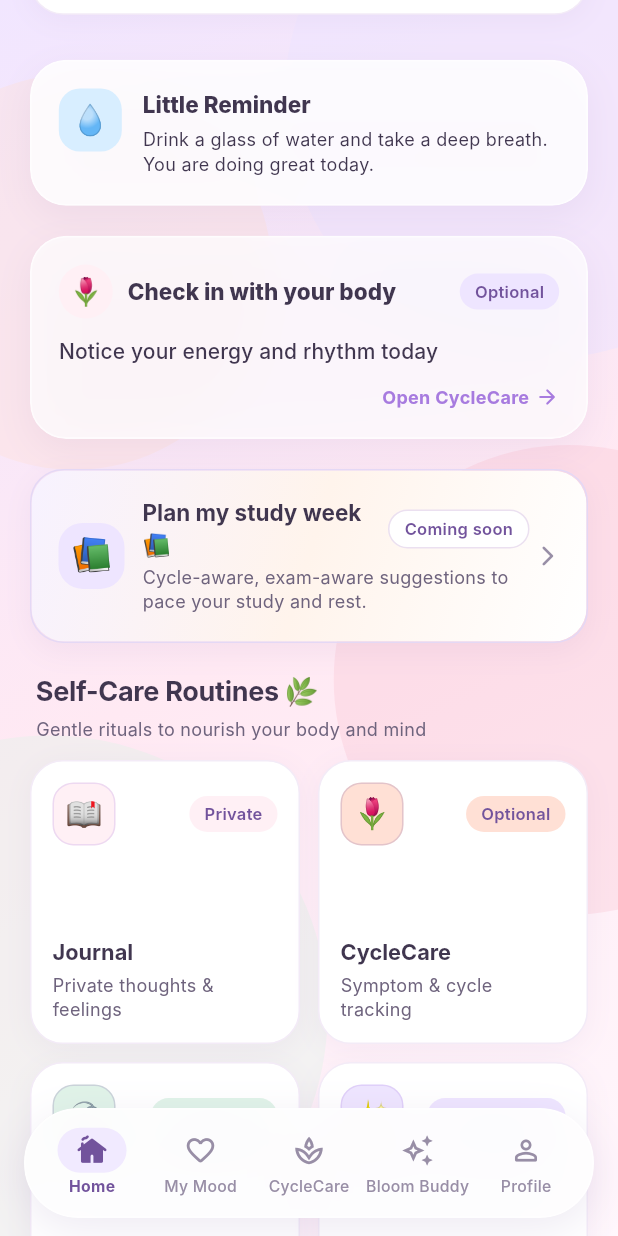
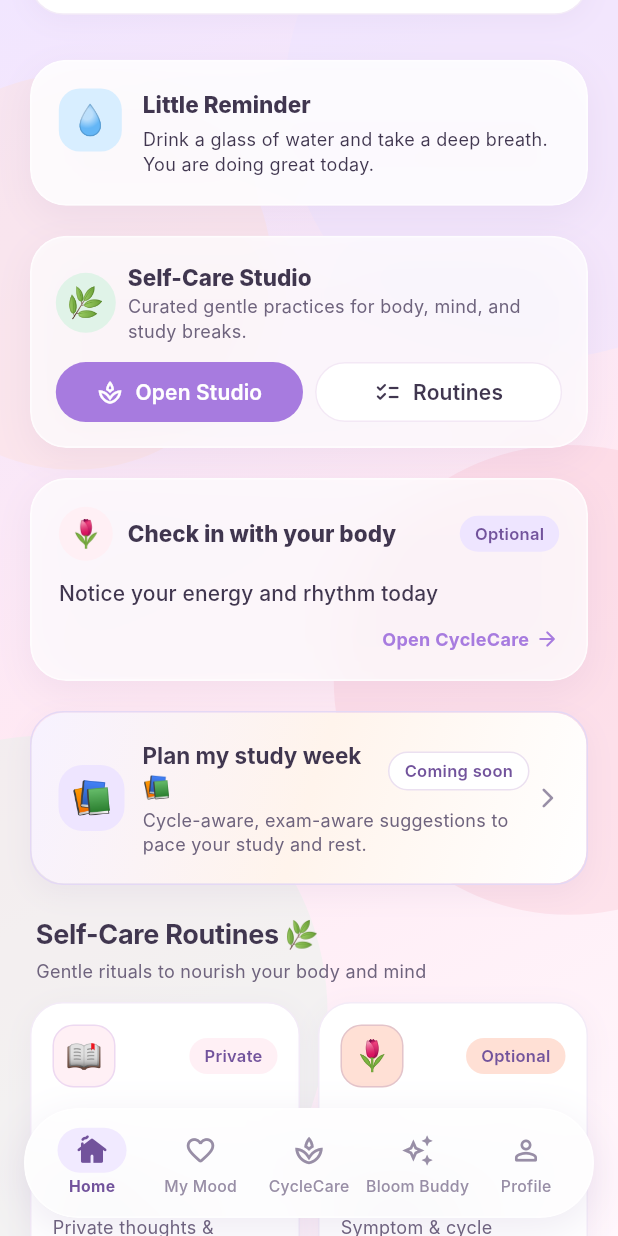
Before and after one commit to radhika817/BloomWell, a Flutter app: the screen it shows after launch, scrolled down 1152 dp, on a phone screen of 412 x 824 dp. Run offline on Flutter 3.47's test engine with Material 3 defaults, Android fonts, the phone set to English and light mode, and no system bars; our stand-ins replace dio, flutter_riverpod, flutter_secure_storage, go_router, local_auth; Roboto replaces fonts that are missing (Inter, Nunito).

Commit message:
feat(mobile): integrate home screen studio banner and navigation routes

```diff
--- a/mobile/lib/app/router.dart
+++ b/mobile/lib/app/router.dart
@@ -3,13 +3,18 @@ import 'package:go_router/go_router.dart';
 import '../core/widgets/bloom_nav_bar.dart';
 import '../features/bloom_buddy/presentation/bloom_buddy_placeholder_screen.dart';
 import '../features/breathe/presentation/breathing_screen.dart';
-import '../features/comfort/presentation/comfort_placeholder_screen.dart';
+import '../features/comfort/presentation/comfort_screen.dart';
 import '../features/cycle_care/presentation/cycle_care_screen.dart';
+import '../features/exams/presentation/exams_screen.dart';
 import '../features/home/presentation/home_screen.dart';
 import '../features/journal/presentation/journal_placeholder_screen.dart';
 import '../features/mood/presentation/mood_screen.dart';
 import '../features/profile/presentation/profile_placeholder_screen.dart';
 import '../features/resources/presentation/help_placeholder_screen.dart';
+import '../features/routines/presentation/routines_screen.dart';
+import '../features/self_care/presentation/screens/activity_detail_screen.dart';
+import '../features/self_care/presentation/screens/activity_history_screen.dart';
+import '../features/self_care/presentation/screens/self_care_studio_screen.dart';
 import '../features/study_planner/presentation/study_planner_placeholder_screen.dart';
 import '../features/auth/presentation/login_screen.dart';
 import '../features/auth/presentation/register_screen.dart';
@@ -181,7 +186,37 @@ final GoRouter appRouter = GoRouter(
       path: '/comfort',
       parentNavigatorKey: _rootNavigatorKey,
       builder: (BuildContext context, GoRouterState state) =>
-          ComfortPlaceholderScreen(onReturnHome: () => context.pop()),
+          const ComfortScreen(),
+    ),
+    GoRoute(
+      path: '/self-care',
+      parentNavigatorKey: _rootNavigatorKey,
+      builder: (BuildContext context, GoRouterState state) =>
+          const SelfCareStudioScreen(),
+    ),
+    GoRoute(
+      path: '/self-care/activity/:id',
+      parentNavigatorKey: _rootNavigatorKey,
+      builder: (BuildContext context, GoRouterState state) =>
+          ActivityDetailScreen(activityId: state.pathParameters['id']!),
+    ),
+    GoRoute(
+      path: '/self-care/history',
+      parentNavigatorKey: _rootNavigatorKey,
+      builder: (BuildContext context, GoRouterState state) =>
+          const ActivityHistoryScreen(),
+    ),
+    GoRoute(
+      path: '/self-care/routines',
+      parentNavigatorKey: _rootNavigatorKey,
+      builder: (BuildContext context, GoRouterState state) =>
+          const RoutinesScreen(),
+    ),
+    GoRoute(
+      path: '/exams',
+      parentNavigatorKey: _rootNavigatorKey,
+      builder: (BuildContext context, GoRouterState state) =>
+          const ExamsScreen(),
     ),
     GoRoute(
       path: '/study-planner',
--- a/mobile/lib/features/home/presentation/home_screen.dart
+++ b/mobile/lib/features/home/presentation/home_screen.dart
@@ -267,6 +267,10 @@ class _HomeScreenState extends ConsumerState<HomeScreen> {
 
                     // Little Calming Reminder Card
                     _buildReminderCard(l10n),
+                    const SizedBox(height: AppSpacing.xl),
+
+                    // Self-Care Studio & Routines Banner
+                    _buildSelfCareStudioBanner(context, l10n),
                     const SizedBox(height: AppSpacing.xl),
 
                     // CycleCare Educational Preview Card (Strictly non-diagnostic)
@@ -765,4 +769,78 @@ class _HomeScreenState extends ConsumerState<HomeScreen> {
       ),
     );
   }
+
+  Widget _buildSelfCareStudioBanner(
+    BuildContext context,
+    AppLocalizations? l10n,
+  ) {
+    return GlassCard(
+      key: const Key('home_self_care_studio_banner'),
+      padding: const EdgeInsets.all(AppSpacing.lg),
+      child: Column(
+        crossAxisAlignment: CrossAxisAlignment.start,
+        children: [
+          Row(
+            children: [
+              Container(
+                width: 40,
+                height: 40,
+                decoration: const BoxDecoration(
+                  color: AppColors.mint,
+                  shape: BoxShape.circle,
+                ),
+                alignment: Alignment.center,
+                child: const Text('🌿', style: TextStyle(fontSize: 20)),
+              ),
+              const SizedBox(width: AppSpacing.sm),
+              Expanded(
+                child: Column(
+                  crossAxisAlignment: CrossAxisAlignment.start,
+                  children: [
+                    Text(
+                      l10n?.selfCareStudioTitle ?? 'Self-Care Studio',
+                      style: AppTypography.titleSmall.copyWith(
+                        fontWeight: FontWeight.w800,
+                      ),
+                    ),
+                    Text(
+                      l10n?.selfCareStudioSubtitle ??
+                          'Gentle exercises, soothing audios, and comforting rituals.',
+                      style: AppTypography.bodySmall.copyWith(
+                        color: AppColors.secondaryText,
+                      ),
+                    ),
+                  ],
+                ),
+              ),
+            ],
+          ),
+          const SizedBox(height: AppSpacing.md),
+          Row(
+            children: [
+              Expanded(
+                child: BloomButton(
+                  label: l10n?.selfCareOpenStudioButton ?? 'Open Studio',
+                  icon: Icons.spa_outlined,
+                  variant: BloomButtonVariant.primary,
+                  height: 40,
+                  onPressed: () => context.push('/self-care'),
+                ),
+              ),
+              const SizedBox(width: AppSpacing.sm),
+              Expanded(
+                child: BloomButton(
+                  label: l10n?.selfCareRoutinesButton ?? 'Routines',
+                  icon: Icons.checklist_rounded,
+                  variant: BloomButtonVariant.subtle,
+                  height: 40,
+                  onPressed: () => context.push('/self-care/routines'),
+                ),
+              ),
+            ],
+          ),
+        ],
+      ),
+    );
+  }
 }
--- a/mobile/lib/l10n/app_en.arb
+++ b/mobile/lib/l10n/app_en.arb
@@ -439,6 +439,7 @@
   "selfCareRetry": "Try again",
   "selfCareHistoryButton": "My activity history",
   "selfCareRoutinesButton": "Routines",
+  "selfCareOpenStudioButton": "Open Studio",
   "selfCareAddFavoriteA11y": "Add to favorites",
   "selfCareRemoveFavoriteA11y": "Remove from favorites",
   "selfCareDurationMinutes": "{count} min",
--- a/mobile/lib/l10n/app_localizations.dart
+++ b/mobile/lib/l10n/app_localizations.dart
@@ -2380,6 +2380,12 @@ abstract class AppLocalizations {
   /// **'Routines'**
   String get selfCareRoutinesButton;
 
+  /// No description provided for @selfCareOpenStudioButton.
+  ///
+  /// In en, this message translates to:
+  /// **'Open Studio'**
+  String get selfCareOpenStudioButton;
+
   /// No description provided for @selfCareAddFavoriteA11y.
   ///
   /// In en, this message translates to:
--- a/mobile/lib/l10n/app_localizations_en.dart
+++ b/mobile/lib/l10n/app_localizations_en.dart
@@ -1251,6 +1251,9 @@ class AppLocalizationsEn extends AppLocalizations {
 
   @override
   String get selfCareRoutinesButton => 'Routines';
+
+  @override
+  String get selfCareOpenStudioButton => 'Open Studio';
 
   @override
   String get selfCareAddFavoriteA11y => 'Add to favorites';
--- a/mobile/lib/l10n/app_localizations_hi.dart
+++ b/mobile/lib/l10n/app_localizations_hi.dart
@@ -1251,6 +1251,9 @@ class AppLocalizationsHi extends AppLocalizations {
 
   @override
   String get selfCareRoutinesButton => 'Routines';
+
+  @override
+  String get selfCareOpenStudioButton => 'Open Studio';
 
   @override
   String get selfCareAddFavoriteA11y => 'Add to favorites';
--- a/mobile/lib/l10n/app_localizations_mr.dart
+++ b/mobile/lib/l10n/app_localizations_mr.dart
@@ -1251,6 +1251,9 @@ class AppLocalizationsMr extends AppLocalizations {
 
   @override
   String get selfCareRoutinesButton => 'Routines';
+
+  @override
+  String get selfCareOpenStudioButton => 'Open Studio';
 
   @override
   String get selfCareAddFavoriteA11y => 'Add to favorites';
```
Also changed, not shown: mobile/lib/features/profile/presentation/profile_placeholder_screen.dart (+24 -0 lines), mobile/lib/features/study_planner/presentation/study_planner_placeholder_screen.dart (+11 -0 lines), 2 other files.
